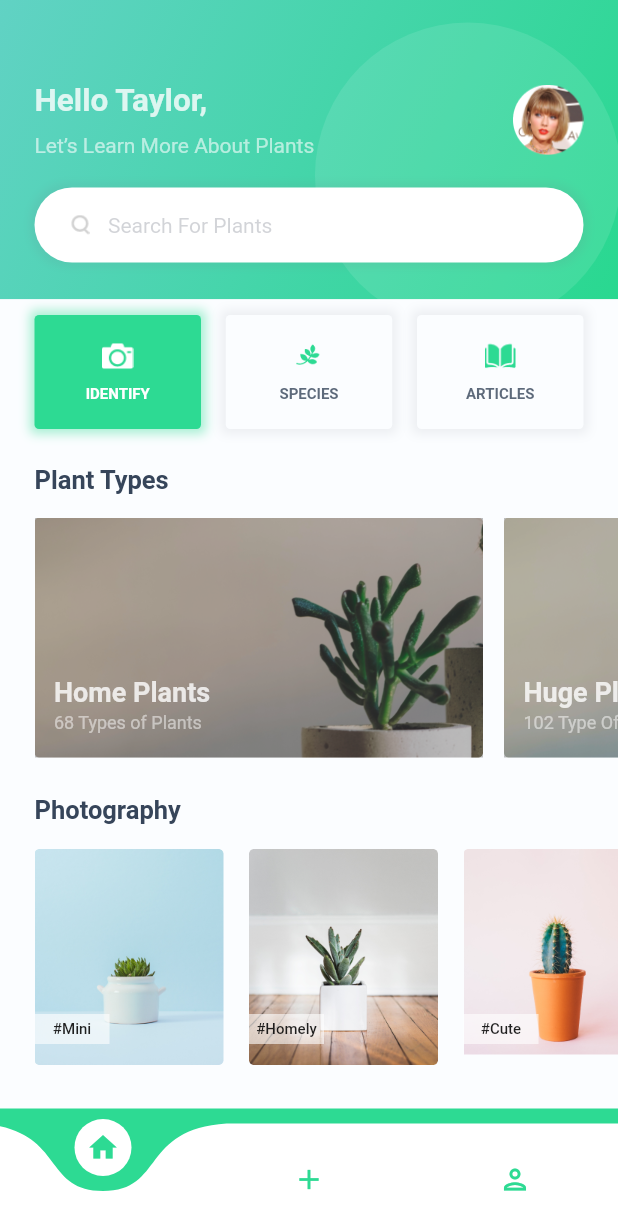
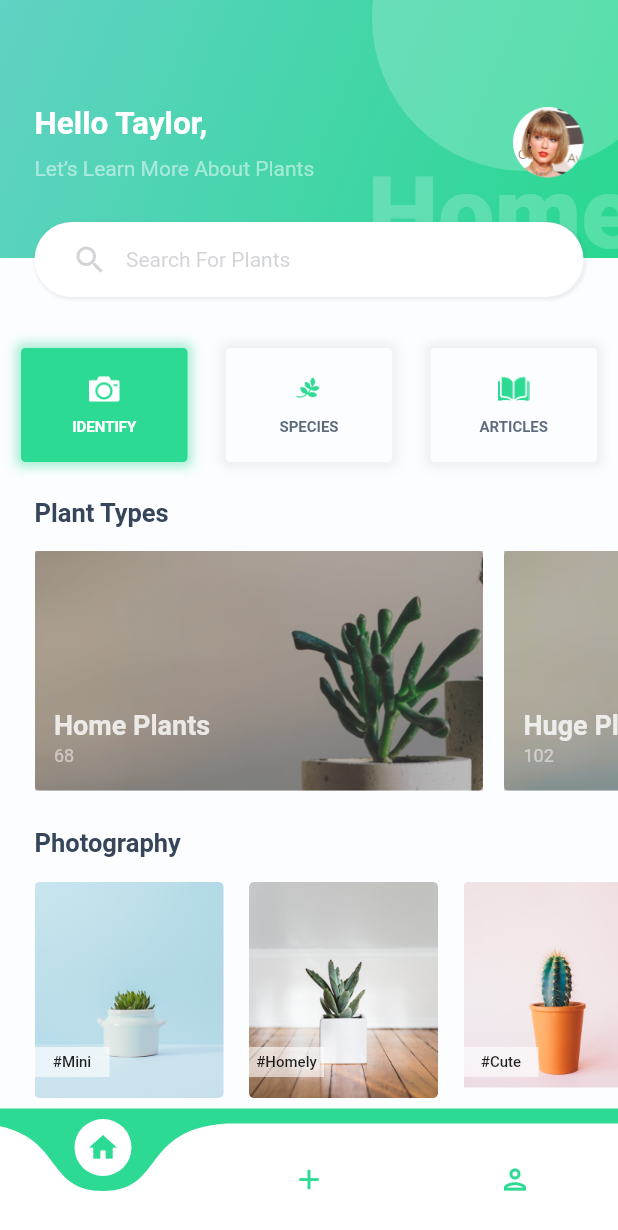
Before and after one commit to Syahro/plant_app, a Flutter app: the HomePage screen opened directly, on a phone screen of 412 x 824 dp. Shown: the top 1230 px of the screen. Run offline on Flutter 3.47's test engine with Material 2 defaults, Android fonts, the phone set to English and light mode, and no system bars; drawn by our look-alikes of curved_navigation_bar.

Commit message:
done modified and change code for homePage and add some assets or support

```diff
--- a/lib/pages/home_page.dart
+++ b/lib/pages/home_page.dart
@@ -1,3 +1,5 @@
+import 'dart:ui';
+
 import 'package:flutter/material.dart';
 import 'package:plant_app/theme.dart';
 import 'package:plant_app/widget/bottom_navbar.dart';
@@ -11,78 +13,58 @@ class HomePage extends StatelessWidget {
     return Scaffold(
       backgroundColor: backgroundColor,
       bottomNavigationBar: BottomNavbar(),
-      body: Stack(
+      body: SafeArea(
+        child: ListView(
           children: [
-          Column(
+            Stack(
               children: [
-              Expanded(
-                flex: 3,
-                child: Column(
-                  children: [
-                    Expanded(
-                      flex: 9,
-                      child: Container(
+                Container(
+                  height: 172,
+                  width: double.infinity,
                   decoration: BoxDecoration(
                     gradient: LinearGradient(
                       begin: Alignment.topLeft,
                       end: Alignment.bottomRight,
-                            colors: [linearOne, linearTwo],
-                          ),
-                        ),
-                      ),
-                    ),
-                    Expanded(
-                      flex: 1,
-                      child: Container(
-                        color: backgroundColor,
-                      ),
-                    ),
+                      colors: [
+                        linearOne,
+                        linearTwo,
                       ],
                     ),
                   ),
-              Expanded(
-                flex: 7,
-                child: Container(
-                  color: backgroundColor,
-                ),
-              ),
-            ],
-          ),
+                  child: Stack(
+                    children: [
                       Positioned(
-            left: 210,
-            bottom: 520,
+                        top: -90,
+                        right: -40,
                         child: Container(
                           height: 204,
                           width: 204,
                           decoration: BoxDecoration(
-                color: whiteColor.withOpacity(0.1),
+                            color: whiteColor.withOpacity(0.2),
                             borderRadius: BorderRadius.circular(102),
                           ),
                         ),
                       ),
                       Positioned(
-            left: 215,
-            bottom: 460,
+                        bottom: -10,
+                        right: -12,
                         child: Text(
                           'Home',
                           style: TextStyle(
                             fontSize: 67,
-                  color: whiteColor.withOpacity(0.1),
-                  fontWeight: FontWeight.bold),
+                            fontWeight: FontWeight.w900,
+                            color: whiteColor.withOpacity(0.2),
                           ),
                         ),
-          ListView(
+                      ),
+                      Column(
                         children: [
+                          SizedBox(
+                            height: 70,
+                          ),
                           Padding(
-                padding: EdgeInsets.only(
-                  top: 55,
-                  left: defaultMargin,
-                  right: defaultMargin,
-                ),
-                child: Column(
-                  crossAxisAlignment: CrossAxisAlignment.start,
-                  children: [
-                    Row(
+                            padding: EdgeInsets.symmetric(horizontal: 23),
+                            child: Row(
                               mainAxisAlignment: MainAxisAlignment.spaceBetween,
                               children: [
                                 Column(
@@ -91,9 +73,9 @@ class HomePage extends StatelessWidget {
                                     Text(
                                       'Hello Taylor,',
                                       style: TextStyle(
+                                        fontWeight: FontWeight.bold,
+                                        color: whiteColor,
                                         fontSize: 21,
-                                color: whiteColor.withOpacity(0.8),
-                                fontWeight: FontWeight.bold,
                                       ),
                                     ),
                                     SizedBox(
@@ -104,7 +86,7 @@ class HomePage extends StatelessWidget {
                                       style: TextStyle(
                                         fontSize: 14,
                                         fontWeight: FontWeight.w400,
-                                color: whiteColor.withOpacity(0.6),
+                                        color: whiteColor.withOpacity(0.5),
                                       ),
                                     ),
                                   ],
@@ -116,54 +98,23 @@ class HomePage extends StatelessWidget {
                                 ),
                               ],
                             ),
-                    SizedBox(
-                      height: 20,
-                    ),
-                    Container(
-                      height: 50,
-                      width: double.infinity,
-                      decoration: BoxDecoration(
-                        color: whiteColor,
-                        borderRadius: BorderRadius.circular(25),
-                        boxShadow: [
-                          BoxShadow(
-                            color: darkGreyColor.withOpacity(0.1),
-                            blurRadius: 4,
-                            spreadRadius: 3,
-                            offset: Offset.zero,
                           )
                         ],
-                      ),
-                      child: Padding(
-                        padding: EdgeInsets.symmetric(
-                          horizontal: defaultMargin,
-                        ),
-                        child: Row(
-                          children: [
-                            Image.asset(
-                              'assets/search.png',
-                              width: 14,
-                              height: 14,
-                            ),
-                            SizedBox(
-                              width: 12,
-                            ),
-                            Text(
-                              'Search For Plants',
-                              style: TextStyle(
-                                fontSize: 14,
-                                color: darkGreyColor.withOpacity(0.3),
-                                fontWeight: FontWeight.w400,
-                              ),
                       ),
                     ],
                   ),
                 ),
-                    ),
-                    SizedBox(
-                      height: 35,
-                    ),
-                    Row(
+                Container(
+                  width: double.infinity,
+                  color: backgroundColor,
+                  margin: EdgeInsets.only(top: 172),
+                  padding: EdgeInsets.only(top: 60),
+                  child: Column(
+                    crossAxisAlignment: CrossAxisAlignment.start,
+                    children: [
+                      Padding(
+                        padding: EdgeInsets.symmetric(horizontal: 14),
+                        child: Row(
                           mainAxisAlignment: MainAxisAlignment.spaceBetween,
                           children: [
                             HomeCategoryCard(
@@ -183,6 +134,12 @@ class HomePage extends StatelessWidget {
                             ),
                           ],
                         ),
+                      ),
+                      Padding(
+                        padding: EdgeInsets.only(left: 23),
+                        child: Column(
+                          crossAxisAlignment: CrossAxisAlignment.start,
+                          children: [
                             SizedBox(
                               height: 24,
                             ),
@@ -190,23 +147,13 @@ class HomePage extends StatelessWidget {
                               'Plant Types',
                               style: TextStyle(
                                 fontSize: 17,
+                                fontWeight: FontWeight.bold,
                                 color: darkColor,
-                        fontWeight: FontWeight.bold,
                               ),
                             ),
                             SizedBox(
                               height: 15,
                             ),
-                  ],
-                ),
-              ),
-              Padding(
-                padding: EdgeInsets.only(
-                  left: defaultMargin,
-                ),
-                child: Column(
-                  crossAxisAlignment: CrossAxisAlignment.start,
-                  children: [
                             SingleChildScrollView(
                               scrollDirection: Axis.horizontal,
                               child: Row(
@@ -214,7 +161,7 @@ class HomePage extends StatelessWidget {
                                   PlantTypeCard(
                                     imageUrl: 'assets/type1.png',
                                     title: 'Home Plants',
-                            countType: '68 Types of Plants',
+                                    countType: '68',
                                   ),
                                   SizedBox(
                                     width: 14,
@@ -222,10 +169,10 @@ class HomePage extends StatelessWidget {
                                   PlantTypeCard(
                                     imageUrl: 'assets/type2.png',
                                     title: 'Huge Plants',
-                            countType: '102 Type Of Plants',
+                                    countType: '102',
                                   ),
                                   SizedBox(
-                            width: defaultMargin,
+                                    width: 23,
                                   ),
                                 ],
                               ),
@@ -237,8 +184,8 @@ class HomePage extends StatelessWidget {
                               'Photography',
                               style: TextStyle(
                                 fontSize: 17,
+                                fontWeight: FontWeight.bold,
                                 color: darkColor,
-                        fontWeight: FontWeight.bold,
                               ),
                             ),
                             SizedBox(
@@ -267,20 +214,66 @@ class HomePage extends StatelessWidget {
                                     tags: '#Cute',
                                   ),
                                   SizedBox(
-                            width: defaultMargin,
+                                    width: 23,
                                   ),
                                 ],
                               ),
                             ),
                             SizedBox(
-                      height: 25,
+                              height: 20,
                             ),
                           ],
                         ),
+                      ),
+                    ],
+                  ),
+                ),
+                Positioned(
+                  top: 148,
+                  child: Container(
+                    margin: EdgeInsets.symmetric(horizontal: 23),
+                    width: MediaQuery.of(context).size.width - (2 * 23),
+                    height: 50,
+                    decoration: BoxDecoration(
+                      color: whiteColor,
+                      borderRadius: BorderRadius.circular(25),
+                      boxShadow: [
+                        BoxShadow(
+                          color: darkGreyColor.withOpacity(0.1),
+                          blurRadius: 1,
+                          spreadRadius: 1,
+                          offset: Offset(1, 1),
                         )
                       ],
                     ),
+                    child: Padding(
+                      padding: EdgeInsets.symmetric(horizontal: 25),
+                      child: Row(
+                        children: [
+                          Icon(
+                            Icons.search,
+                            color: darkGreyColor.withOpacity(0.3),
+                          ),
+                          SizedBox(
+                            width: 12,
+                          ),
+                          Text(
+                            'Search For Plants ',
+                            style: TextStyle(
+                              fontWeight: FontWeight.w400,
+                              fontSize: 14,
+                              color: darkGreyColor.withOpacity(0.3),
+                            ),
+                          ),
                         ],
+                      ),
+                    ),
+                  ),
+                ),
+              ],
+            )
+          ],
+        ),
       ),
     );
   }
--- a/lib/widget/bottom_navbar.dart
+++ b/lib/widget/bottom_navbar.dart
@@ -1,6 +1,6 @@
+import 'package:curved_navigation_bar/curved_navigation_bar.dart';
 import 'package:flutter/material.dart';
 import 'package:plant_app/theme.dart';
-import 'package:curved_navigation_bar/curved_navigation_bar.dart';
 
 class BottomNavbar extends StatelessWidget {
   @override
```
Also changed, not shown: assets/spinach.png (added). Lines whose indentation alone changed are shown as unchanged.
